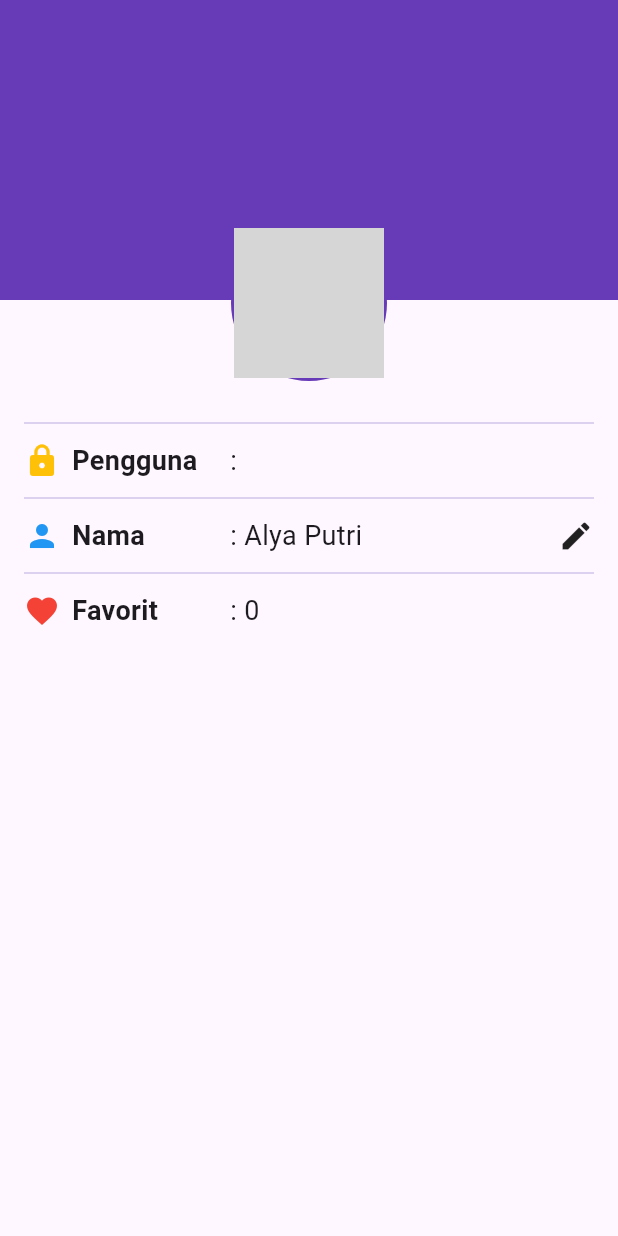
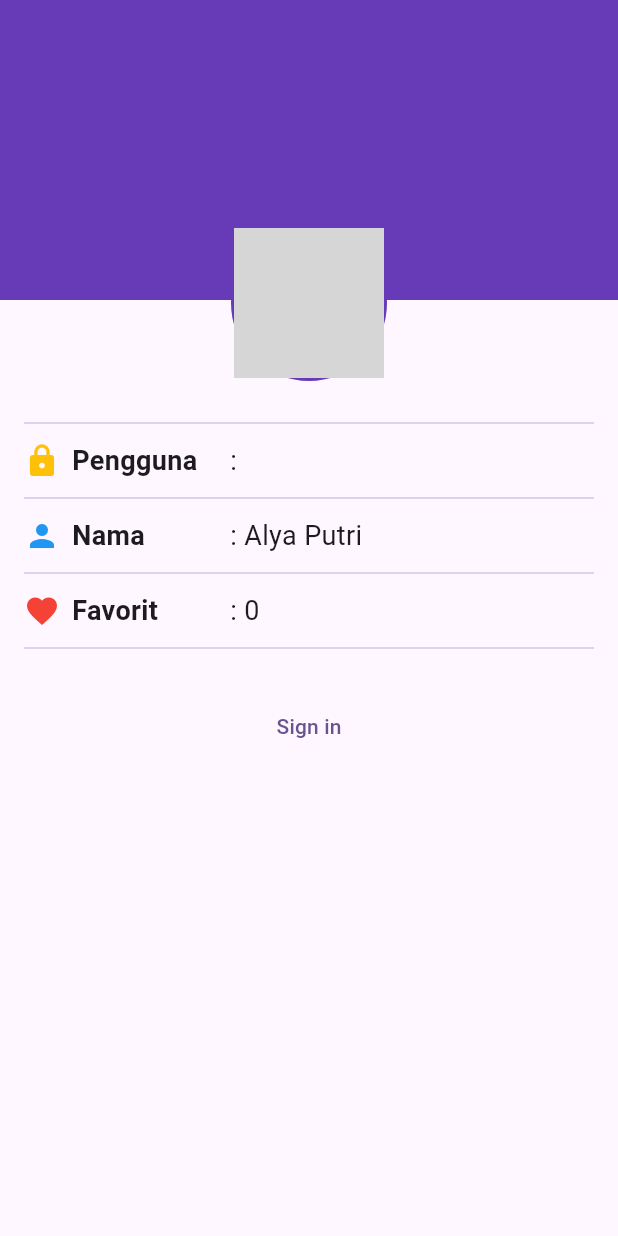
Before and after one commit to 2024-2025-Gasal-PABI-SI5B/project-wisata-candi-si5b-alyapr, a Flutter app: the screen it shows after launch, on a phone screen of 412 x 824 dp. Run offline on Flutter 3.47's test engine with Material 3 defaults, Android fonts, the phone set to English and light mode, and no system bars; our stand-ins replace cached_network_image; grey boxes are pictures that could not be loaded.

Commit message:
done profile screen

```diff
--- a/wisata_candi/lib/screens/profile_screen.dart
+++ b/wisata_candi/lib/screens/profile_screen.dart
@@ -9,10 +9,25 @@ class ProfileScreen extends StatefulWidget {
 
 class _ProfileScreenState extends State<ProfileScreen> {
   //TODO : 1. Deklarasikan variabel yang dibutuhkan
-  bool isSignedIn = true;
+  bool isSignedIn = false;
   String fullName = 'Alya Putri';
   String userName = '';
   int favoriteCandiCount = 0;
+
+  //TODO 5. Implementasi fungsi SignIn
+  void signIn(){
+    setState(() {
+      isSignedIn = !isSignedIn;
+    });
+  }
+
+  //TODO 6. Implementasi fungsi SignOut
+  void signOut(){
+    setState(() {
+      isSignedIn = !isSignedIn;
+    });
+  }
+
   @override
   Widget build(Object context) {
     return Scaffold(
@@ -173,11 +188,22 @@ class _ProfileScreenState extends State<ProfileScreen> {
                       child: Text(
                         ': $favoriteCandiCount',
                         style: const TextStyle(fontSize: 18),
-                      ),
-                    ),
+                      ),),
                   ],
                 ),
-                //TODO : 4. Buat bagian profile action (isinya tombol signin/signup)
+                //TODO : 4. Buat bagian profile action (isinya tombol signin/signout)
+                const SizedBox(
+                  height: 4,
+                ),
+                Divider(
+                  color: Colors.deepPurple[100],
+                ),
+                const SizedBox(
+                  height: 20,
+                ),
+                isSignedIn
+                ? TextButton(onPressed: signOut, child: Text('Sign Out'))
+                : TextButton(onPressed: signIn, child: const Text('Sign in'))
               ],
             ),
           ),
```
Also changed, not shown: wisata_candi/pubspec.lock.
